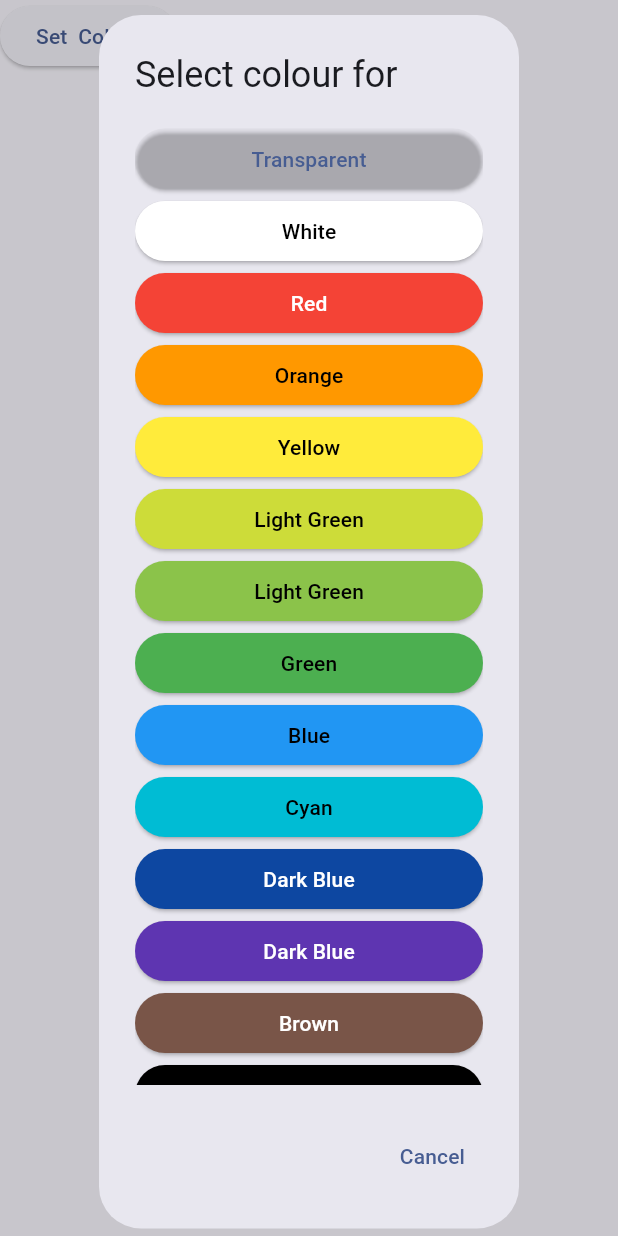
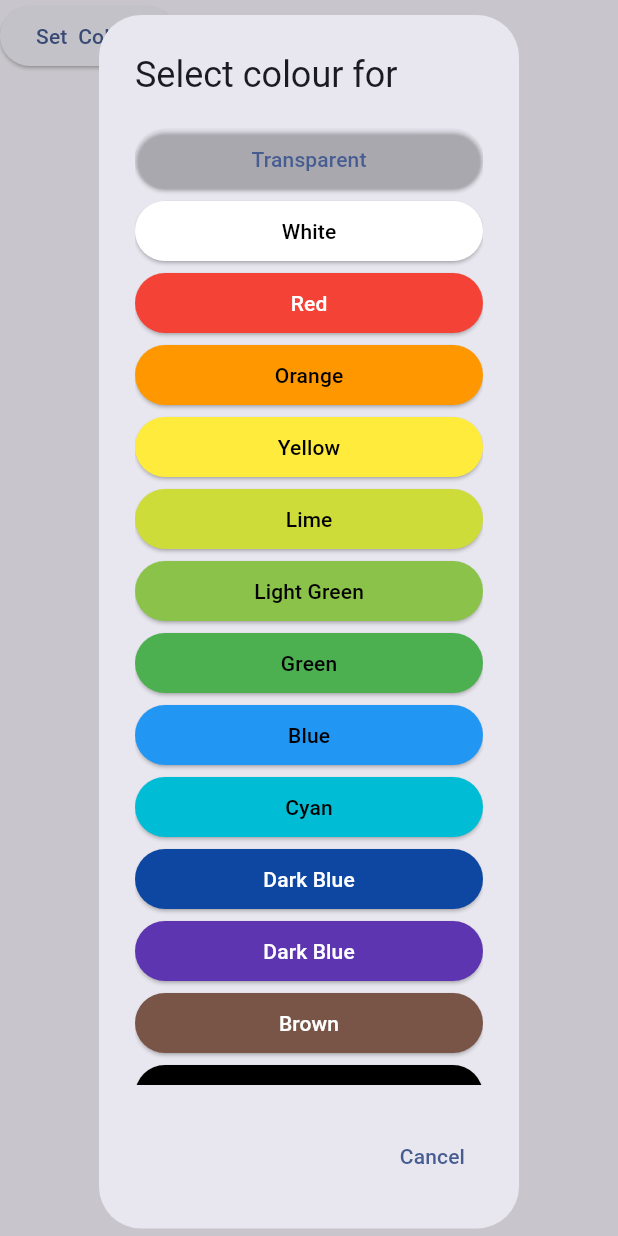
Before and after one commit to Seanathan10/M3Test, a Flutter app: the ColourPicker widget shown alone on an empty page, opened directly with empty values, after a tap on an icon or button, on a phone screen of 412 x 824 dp. Run offline on Flutter 3.47's test engine with Material 2 defaults, Android fonts, the phone set to English and light mode, and no system bars.

Commit message:
fix typo

```diff
--- a/lib/colourpicker.dart
+++ b/lib/colourpicker.dart
@@ -77,7 +77,7 @@ class _ColourPickerState extends State<ColourPicker> {
                     Navigator.of(context).pop();
                   },
                   style: ElevatedButton.styleFrom(backgroundColor: Colors.lime),
-                  child: const Text("Light Green", style: TextStyle(color: Colors.black)),
+                  child: const Text("Lime", style: TextStyle(color: Colors.black)),
                 ),
                 ElevatedButton(
                   onPressed: () {
```
